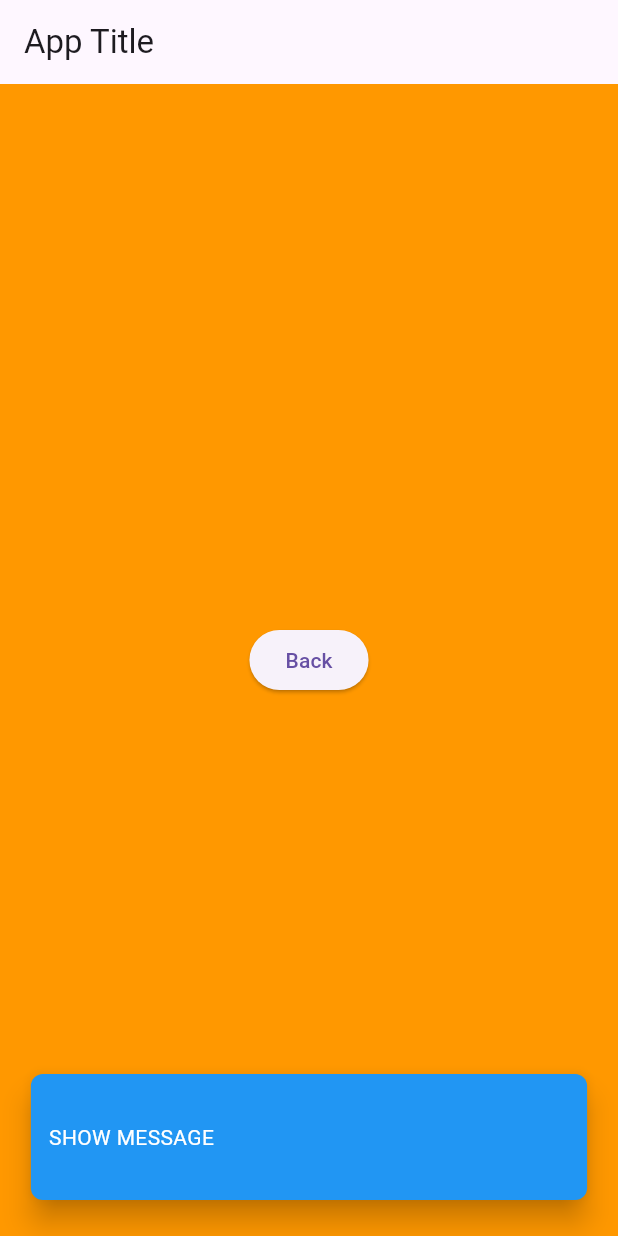
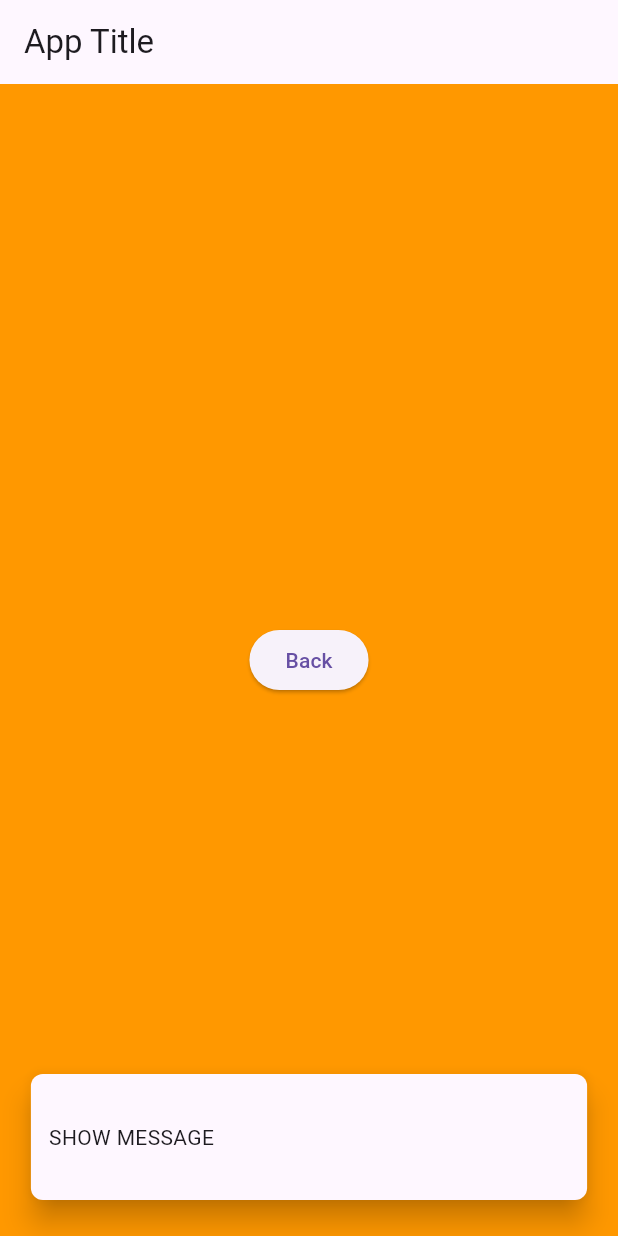
Before and after one commit to marufkhan09/base_proj_new, a Flutter app: the screen it shows after launch, after a tap on "GO", on a phone screen of 412 x 824 dp. Run offline on Flutter 3.47's test engine with Material 3 defaults, Android fonts, the phone set to English and light mode, and no system bars; our stand-ins replace go_router, internet_connection_checker.

Commit message:
snackbar basic done

```diff
--- a/lib/widgets/custom_snackbar.dart
+++ b/lib/widgets/custom_snackbar.dart
@@ -1,12 +1,20 @@
-import 'package:flutter_base_project/constants/common_libs.dart';
+import 'dart:ui';
 
-void showAnimatedSnackBar(
-    {required BuildContext context, required String message}) {
-  final OverlayState overlay = Overlay.of(context);
+import '../constants/common_libs.dart';
+
+void showAnimatedSnackBar({
+  required BuildContext context,
+  required String message,
+}) {
+  final OverlayState overlay = Overlay.of(context)!;
   final _controller = AnimationController(
     vsync: overlay,
     duration: const Duration(milliseconds: 500),
   );
+
+  final ThemeData theme = Theme.of(context);
+  final snackBarColor = theme.snackBarTheme.backgroundColor;
+  final snackBarTextColor = theme.snackBarTheme.actionTextColor;
 
   final overlayEntry = OverlayEntry(
     builder: (BuildContext context) => Positioned(
@@ -21,13 +29,15 @@ void showAnimatedSnackBar(
             child: Material(
               elevation: 8,
               borderRadius: BorderRadius.circular(8),
-              color: Colors.blue, // Set your desired background color
+              color: snackBarColor,
               child: Padding(
                 padding: const EdgeInsets.symmetric(
-                    vertical: 32.0, horizontal: 12.0),
+                  vertical: 32.0,
+                  horizontal: 12.0,
+                ),
                 child: Text(
                   message,
-                  style: const TextStyle(color: Colors.white),
+                  style: TextStyle(color: snackBarTextColor),
                 ),
               ),
             ),
```
